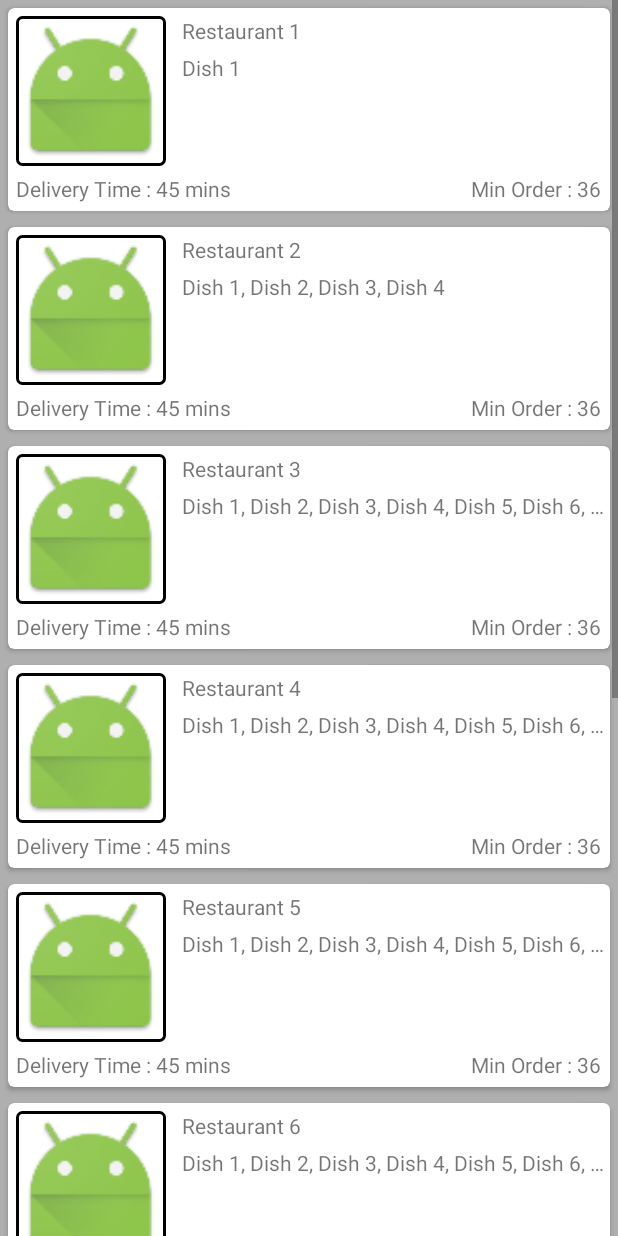
After one commit to Sivashankar06/Projects, an Android app: the RestaurantsActivity screen opened directly, with no data from a screen before it, on a phone screen of 412 x 824 dp. The commit adds this screen. Run offline under Robolectric (Android 15) with nearby library versions, the phone set to English and light mode, and no system bars.

Commit message:
Restaurant screen, basic item look.

```diff
--- a/FoodApp/app/build.gradle
+++ b/FoodApp/app/build.gradle
@@ -23,5 +23,7 @@ dependencies {
     compile fileTree(dir: 'libs', include: ['*.jar'])
     testCompile 'junit:junit:4.12'
     compile 'com.android.support:appcompat-v7:24.2.1'
+    // CardView
+    compile 'com.android.support:cardview-v7:24.2.1'
     compile 'com.android.support:design:24.2.1'
 }
--- a/FoodApp/app/src/main/AndroidManifest.xml
+++ b/FoodApp/app/src/main/AndroidManifest.xml
@@ -18,6 +18,9 @@
         </activity>
 
         <activity android:name=".HomeActivity" android:theme="@style/LocateTheme" android:screenOrientation="portrait"/>
+
+        <activity android:name=".RestaurantsActivity" android:theme="@style/LocateTheme" android:screenOrientation="portrait"/>
+
     </application>
 
 </manifest>
--- a/FoodApp/app/src/main/java/com/siva/foodapp/LocationActivity.java
+++ b/FoodApp/app/src/main/java/com/siva/foodapp/LocationActivity.java
@@ -1,5 +1,6 @@
 package com.siva.foodapp;
 
+import android.content.Intent;
 import android.os.Bundle;
 import android.support.annotation.Nullable;
 import android.support.design.widget.TextInputLayout;
@@ -49,6 +50,8 @@ public class LocationActivity extends AppCompatActivity {
             @Override
             public void onClick(View view) {
 //                mCityHolder.setError("Whats up?");
+                Intent intent = new Intent(LocationActivity.this,RestaurantsActivity.class);
+                startActivity(intent);
             }
         });
 
--- /dev/null
+++ b/FoodApp/app/src/main/java/com/siva/foodapp/RestaurantAdapter.java
@@ -0,0 +1,74 @@
+package com.siva.foodapp;
+
+import android.content.Context;
+import android.support.v7.widget.CardView;
+import android.support.v7.widget.RecyclerView;
+import android.view.LayoutInflater;
+import android.view.View;
+import android.view.ViewGroup;
+import android.widget.ImageView;
+import android.widget.TextView;
+import android.widget.Toast;
+
+import com.siva.foodapp.data.RestaurantDataModel;
+
+import java.util.List;
+
+/**
+ * Created by sarumugam on 07/11/16.
+ */
+public class RestaurantAdapter extends RecyclerView.Adapter<RestaurantAdapter.ViewHolder> {
+
+    private Context mContext;
+    private List<RestaurantDataModel> mDatas;
+
+    public RestaurantAdapter(Context context, List<RestaurantDataModel> datas) {
+        this.mContext = context;
+        this.mDatas = datas;
+    }
+
+    @Override
+    public ViewHolder onCreateViewHolder(ViewGroup parent, int viewType) {
+        View itemView = LayoutInflater.from(parent.getContext()).inflate(R.layout.view_restaurant_item, parent, false);
+        return new ViewHolder(itemView);
+    }
+
+    @Override
+    public void onBindViewHolder(final ViewHolder holder, int position) {
+        RestaurantDataModel data = mDatas.get(position);
+        holder.mNameText.setText(data.getRestaurantName());
+        holder.mDeliveryTimeText.setText("Delivery Time : "+data.getTimeToDeliver());
+        holder.mFoodTypeText.setText(data.getDisplayFoodType());
+        holder.mMinOrderText.setText("Min Order : "+data.getMinimumOrder());
+//        holder.mRestaurantLogo.setImageResource();
+
+        holder.mCardView.setOnClickListener(new View.OnClickListener() {
+            @Override
+            public void onClick(View view) {
+                Toast.makeText(mContext,"Postion is : "+holder.getAdapterPosition(),Toast.LENGTH_SHORT).show();
+            }
+        });
+    }
+
+    @Override
+    public int getItemCount() {
+        return mDatas.size();
+    }
+
+    public class ViewHolder extends RecyclerView.ViewHolder{
+
+        public TextView mNameText,mDeliveryTimeText,mMinOrderText,mFoodTypeText;
+        public ImageView mRestaurantLogo;
+        public CardView mCardView;
+
+        public ViewHolder(View itemView) {
+            super(itemView);
+            mNameText = (TextView) itemView.findViewById(R.id.restaurant_name);
+            mDeliveryTimeText = (TextView) itemView.findViewById(R.id.restaurant_delivery_time);
+            mMinOrderText = (TextView) itemView.findViewById(R.id.restaurant_min_order);
+            mFoodTypeText = (TextView) itemView.findViewById(R.id.restaurant_food_type);
+            mRestaurantLogo = (ImageView) itemView.findViewById(R.id.restaurant_logo);
+            mCardView = (CardView) itemView.findViewById(R.id.restaurant_card_item);
+        }
+    }
+}
--- /dev/null
+++ b/FoodApp/app/src/main/java/com/siva/foodapp/RestaurantsActivity.java
@@ -0,0 +1,39 @@
+package com.siva.foodapp;
+
+import android.os.Bundle;
+import android.support.annotation.Nullable;
+import android.support.v7.app.AppCompatActivity;
+import android.support.v7.widget.LinearLayoutManager;
+import android.support.v7.widget.RecyclerView;
+
+import com.siva.foodapp.data.RestaurantDataModel;
+import com.siva.foodapp.dummy.ResponseMock;
+
+import java.util.ArrayList;
+
+/**
+ * Created by sarumugam on 06/11/16.
+ */
+public class RestaurantsActivity extends AppCompatActivity {
+
+    private ArrayList<RestaurantDataModel> mRestaurantDataModels;
+    private RecyclerView mRestaurantListView;
+    private RestaurantAdapter mRestaurantAdapter;
+
+    @Override
+    protected void onCreate(@Nullable Bundle savedInstanceState) {
+        super.onCreate(savedInstanceState);
+        setContentView(R.layout.activity_restaurants);
+
+        mRestaurantListView = (RecyclerView) findViewById(R.id.restaurant_list);
+
+        mRestaurantDataModels = ResponseMock.getRestaurantsDetails();
+        mRestaurantAdapter = new RestaurantAdapter(this, mRestaurantDataModels);
+
+        RecyclerView.LayoutManager mLayoutManager = new LinearLayoutManager(this);
+        mRestaurantListView.setLayoutManager(mLayoutManager);
+//        recyclerView.addItemDecoration(new GridSpacingItemDecoration(2, dpToPx(10), true));
+//        recyclerView.setItemAnimator(new DefaultItemAnimator());
+        mRestaurantListView.setAdapter(mRestaurantAdapter);
+    }
+}
--- /dev/null
+++ b/FoodApp/app/src/main/java/com/siva/foodapp/data/FoodType.java
@@ -0,0 +1,35 @@
+package com.siva.foodapp.data;
+
+/**
+ * Created by sarumugam on 07/11/16.
+ */
+public class FoodType {
+
+    private String mDishName;
+    private int mNumberOfItems;
+    private int mPrice;
+
+    public String getDishName() {
+        return mDishName;
+    }
+
+    public void setDishName(String dishName) {
+        this.mDishName = dishName;
+    }
+
+    public int getNumberOfItems() {
+        return mNumberOfItems;
+    }
+
+    public void setNumberOfItems(int numberOfItems) {
+        this.mNumberOfItems = numberOfItems;
+    }
+
+    public int getPrice() {
+        return mPrice;
+    }
+
+    public void setPrice(int price) {
+        this.mPrice = price;
+    }
+}
--- /dev/null
+++ b/FoodApp/app/src/main/java/com/siva/foodapp/data/RestaurantDataModel.java
@@ -0,0 +1,69 @@
+package com.siva.foodapp.data;
+
+import android.text.TextUtils;
+
+import java.util.ArrayList;
+
+/**
+ * Created by sarumugam on 07/11/16.
+ */
+public class RestaurantDataModel {
+
+    private String mRestaurantName;
+    private String mRestaurantPicUrl;
+    private ArrayList<FoodType> mFoodTypes;
+    private String mTimeToDeliver;
+    private String mMinimumOrder;
+
+    public String getRestaurantName() {
+        return mRestaurantName;
+    }
+
+    public void setRestaurantName(String restaurantName) {
+        this.mRestaurantName = restaurantName;
+    }
+
+    public String getRestaurantPicUrl() {
+        return mRestaurantPicUrl;
+    }
+
+    public void setRestaurantPicUrl(String restaurantPicUrl) {
+        this.mRestaurantPicUrl = restaurantPicUrl;
+    }
+
+    public ArrayList<FoodType> getFoodTypes() {
+        return mFoodTypes;
+    }
+
+    public void setFoodTypes(ArrayList<FoodType> foodTypes) {
+        this.mFoodTypes = foodTypes;
+    }
+
+    public String getTimeToDeliver() {
+        return mTimeToDeliver;
+    }
+
+    public void setTimeToDeliver(String timeToDeliver) {
+        this.mTimeToDeliver = timeToDeliver;
+    }
+
+    public String getMinimumOrder() {
+        return mMinimumOrder;
+    }
+
+    public void setMinimumOrder(String minimumOrder) {
+        this.mMinimumOrder = minimumOrder;
+    }
+
+    public String getDisplayFoodType() {
+        String displayFood = "";
+        for (int i = 0;i<mFoodTypes.size();i++) {
+            if(!TextUtils.isEmpty(displayFood)){
+                displayFood = displayFood+", ";
+            }
+            displayFood = displayFood + mFoodTypes.get(i).getDishName();
+        }
+
+        return displayFood;
+    }
+}
--- a/FoodApp/app/src/main/java/com/siva/foodapp/dummy/ResponseMock.java
+++ b/FoodApp/app/src/main/java/com/siva/foodapp/dummy/ResponseMock.java
@@ -1,4 +1,9 @@
 package com.siva.foodapp.dummy;
+
+import com.siva.foodapp.data.FoodType;
+import com.siva.foodapp.data.RestaurantDataModel;
+
+import java.util.ArrayList;
 
 /**
  * Created by sarumugam on 06/11/16.
@@ -12,4 +17,25 @@ public class ResponseMock {
         }
         return shops;
     }
+
+    public static ArrayList<RestaurantDataModel> getRestaurantsDetails() {
+        ArrayList<RestaurantDataModel> data = new ArrayList<>();
+        for (int i = 0; i < 10; i++) {
+            RestaurantDataModel model = new RestaurantDataModel();
+            model.setMinimumOrder(""+(9*4));
+            model.setRestaurantName("Restaurant "+(i+1));
+            model.setTimeToDeliver("45 mins");
+            ArrayList<FoodType> types = new ArrayList<>();
+            for (int j = 0; j <= 3*i; j++) {
+                FoodType type = new FoodType();
+                type.setDishName("Dish "+(j+1));
+                type.setPrice(25+j);
+                types.add(type);
+            }
+            model.setFoodTypes(types);
+//            model.setRestaurantPicUrl();
+            data.add(model);
+        }
+        return data;
+    }
 }
--- /dev/null
+++ b/FoodApp/app/src/main/res/drawable/bg_border.xml
@@ -0,0 +1,6 @@
+<?xml version="1.0" encoding="utf-8"?>
+<shape xmlns:android="http://schemas.android.com/apk/res/android" android:shape="rectangle">
+    <corners android:radius="3dp"/>
+    <stroke android:color="@color/black" android:width="2dp"/>
+    <solid android:color="@color/white"/>
+</shape>
--- /dev/null
+++ b/FoodApp/app/src/main/res/layout/activity_restaurants.xml
@@ -0,0 +1,13 @@
+<?xml version="1.0" encoding="utf-8"?>
+<LinearLayout xmlns:android="http://schemas.android.com/apk/res/android"
+    android:orientation="vertical" android:layout_width="match_parent"
+    android:background="#50000000"
+    android:layout_height="match_parent">
+
+    <android.support.v7.widget.RecyclerView
+        android:id="@+id/restaurant_list"
+        android:layout_width="match_parent"
+        android:layout_height="wrap_content"
+        android:scrollbars="vertical" />
+
+</LinearLayout>
--- /dev/null
+++ b/FoodApp/app/src/main/res/layout/view_restaurant_item.xml
@@ -0,0 +1,68 @@
+<?xml version="1.0" encoding="utf-8"?>
+<LinearLayout xmlns:android="http://schemas.android.com/apk/res/android"
+    android:orientation="vertical" android:layout_width="match_parent"
+    android:layout_height="wrap_content">
+
+    <android.support.v7.widget.CardView
+        xmlns:card_view="http://schemas.android.com/apk/res-auto"
+        android:id="@+id/restaurant_card_item"
+        android:layout_gravity="center"
+        android:layout_width="match_parent"
+        android:layout_height="wrap_content"
+        android:layout_margin="5dp"
+        card_view:cardCornerRadius="4dp">
+
+        <RelativeLayout
+            android:layout_width="match_parent"
+            android:layout_height="wrap_content">
+
+            <ImageView
+                android:id="@+id/restaurant_logo"
+                android:layout_width="100dp"
+                android:layout_height="100dp"
+                android:layout_margin="5dp"
+                android:src="@mipmap/ic_launcher"
+                android:background="@drawable/bg_border"/>
+
+            <TextView
+                android:id="@+id/restaurant_name"
+                android:layout_width="wrap_content"
+                android:layout_height="wrap_content"
+                android:layout_margin="5dp"
+                android:layout_toRightOf="@+id/restaurant_logo"
+                android:maxLines="1"
+                android:ellipsize="end"/>
+
+            <TextView
+                android:id="@+id/restaurant_food_type"
+                android:layout_width="wrap_content"
+                android:layout_height="wrap_content"
+                android:layout_alignLeft="@+id/restaurant_name"
+                android:layout_below="@+id/restaurant_name"
+                android:maxLines="1"
+                android:ellipsize="end"/>
+
+            <TextView
+                android:id="@+id/restaurant_delivery_time"
+                android:layout_width="wrap_content"
+                android:layout_height="wrap_content"
+                android:layout_marginBottom="5dp"
+                android:layout_alignLeft="@id/restaurant_logo"
+                android:layout_below="@id/restaurant_logo"
+                android:maxLines="1"
+                android:ellipsize="end"/>
+
+            <TextView
+                android:id="@+id/restaurant_min_order"
+                android:layout_width="wrap_content"
+                android:layout_height="wrap_content"
+                android:layout_alignBottom="@id/restaurant_delivery_time"
+                android:layout_alignParentRight="true"
+                android:layout_marginRight="6dp"
+                android:maxLines="1"
+                android:ellipsize="end"/>
+        </RelativeLayout>
+
+    </android.support.v7.widget.CardView>
+
+</LinearLayout>
```
Also changed, not shown: 1 other file.
